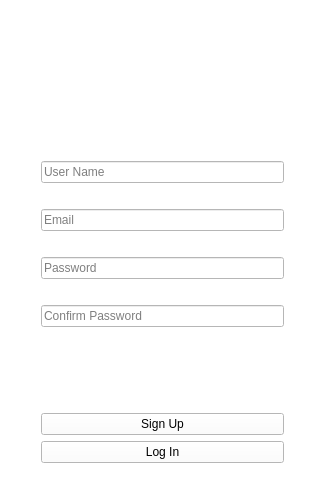
First picture: the form in SignUpWindow.ui, repository Tomkode/RedditClone, before the edit.
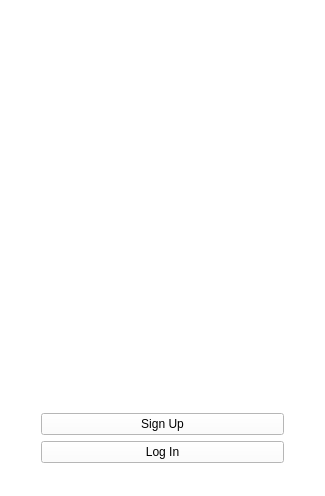
Second picture: the form after the edit.

Commit message: improved signupwindow.lineEditLayout requires adding in the designer by mariola

```diff
--- a/SignUpWindow.ui
+++ b/SignUpWindow.ui
@@ -109,16 +109,6 @@
             </property>
            </spacer>
           </item>
-          <item>
-           <widget class="QLineEdit" name="userNameLineEdit">
-            <property name="text">
-             <string/>
-            </property>
-            <property name="placeholderText">
-             <string>User Name</string>
-            </property>
-           </widget>
-          </item>
           <item>
            <widget class="QLabel" name="userNameErrorLabel">
             <property name="text">
@@ -126,16 +116,6 @@
             </property>
            </widget>
           </item>
-          <item>
-           <widget class="QLineEdit" name="emailLineEdit">
-            <property name="text">
-             <string/>
-            </property>
-            <property name="placeholderText">
-             <string>Email</string>
-            </property>
-           </widget>
-          </item>
           <item>
            <widget class="QLabel" name="emailErrorLabel">
             <property name="text">
@@ -143,19 +123,6 @@
             </property>
            </widget>
           </item>
-          <item>
-           <widget class="QLineEdit" name="passwordLineEdit">
-            <property name="text">
-             <string/>
-            </property>
-            <property name="echoMode">
-             <enum>QLineEdit::Normal</enum>
-            </property>
-            <property name="placeholderText">
-             <string>Password</string>
-            </property>
-           </widget>
-          </item>
           <item>
            <widget class="QLabel" name="passwordErrorLabel">
             <property name="text">
@@ -163,16 +130,6 @@
             </property>
            </widget>
           </item>
-          <item>
-           <widget class="QLineEdit" name="confirmPasswordLineEdit">
-            <property name="text">
-             <string/>
-            </property>
-            <property name="placeholderText">
-             <string>Confirm Password</string>
-            </property>
-           </widget>
-          </item>
           <item>
            <widget class="QLabel" name="confirmPasswordErrorLabel">
             <property name="text">
```
The commit also changes 57 other files.
